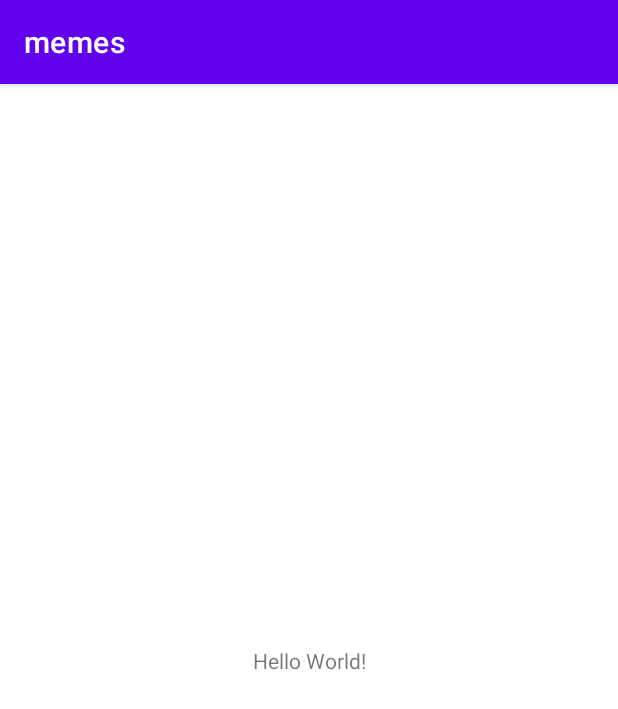
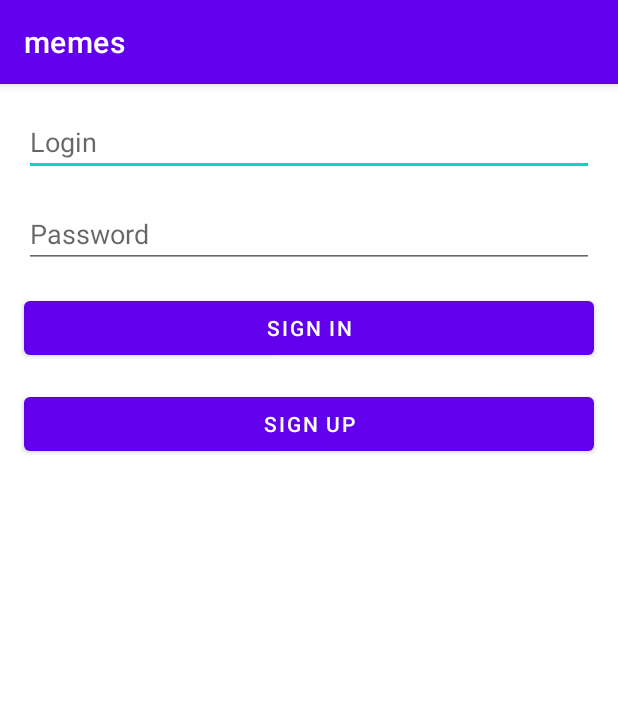
Before and after one commit to Keslerdk/memes, an Android app: the screen it shows after launch (MainActivity), on a phone screen of 412 x 824 dp. Shown: the top 709 px of the screen. Run offline under Robolectric (Android 15) with nearby library versions, the phone set to English and light mode, and no system bars; our stand-ins replace Firebase (no records; nobody signed in at launch, a user with empty details on screens opened directly).

Commit message:
email firsr auth

```diff
--- a/app/build.gradle
+++ b/app/build.gradle
@@ -1,5 +1,6 @@
 plugins {
     id 'com.android.application'
+    id 'com.google.gms.google-services'
 }
 
 android {
@@ -33,6 +34,7 @@ dependencies {
     implementation 'androidx.appcompat:appcompat:1.2.0'
     implementation 'com.google.android.material:material:1.2.1'
     implementation 'androidx.constraintlayout:constraintlayout:2.0.4'
+    implementation 'com.google.firebase:firebase-auth:20.0.2'
     testImplementation 'junit:junit:4.+'
     androidTestImplementation 'androidx.test.ext:junit:1.1.2'
     androidTestImplementation 'androidx.test.espresso:espresso-core:3.3.0'
--- a/app/src/main/java/com/example/memes/MainActivity.java
+++ b/app/src/main/java/com/example/memes/MainActivity.java
@@ -1,14 +1,79 @@
 package com.example.memes;
 
+import androidx.annotation.NonNull;
 import androidx.appcompat.app.AppCompatActivity;
 
 import android.os.Bundle;
+import android.view.View;
+import android.widget.Button;
+import android.widget.EditText;
+import android.widget.Toast;
+
+import com.google.android.gms.tasks.OnCompleteListener;
+import com.google.android.gms.tasks.Task;
+import com.google.firebase.auth.AuthResult;
+import com.google.firebase.auth.FirebaseAuth;
+import com.google.firebase.auth.FirebaseUser;
 
 public class MainActivity extends AppCompatActivity {
+    private FirebaseAuth mAuth;
+
+    private EditText Elogin;
+    private EditText Epassword;
+    private Button SignIn;
+    private Button SignUp;
 
     @Override
     protected void onCreate(Bundle savedInstanceState) {
         super.onCreate(savedInstanceState);
         setContentView(R.layout.activity_main);
+        mAuth = FirebaseAuth.getInstance();
+
+        Elogin = (EditText) findViewById(R.id.editLogin);
+        Epassword= (EditText) findViewById(R.id.editPassword);
+
+        SignIn= (Button) findViewById(R.id.signIn);
+        SignUp = (Button) findViewById(R.id.signUp);
+        SignIn.setOnClickListener(new View.OnClickListener() {
+            @Override
+            public void onClick(View v) {
+                signing(Elogin.getText().toString(), Epassword.getText().toString());
+            }
+        });
+        SignUp.setOnClickListener(new View.OnClickListener() {
+            @Override
+            public void onClick(View v) {
+                registration(Elogin.getText().toString(), Epassword.getText().toString());
+            }
+        });
+    }
+
+    @Override
+    public void onStart() {
+        super.onStart();
+        // Check if user is signed in (non-null) and update UI accordingly.
+        FirebaseUser currentUser = mAuth.getCurrentUser();
+        if (currentUser!=null) {}
+        else {}
+    }
+
+    public void signing (String email, String password) {
+        mAuth.signInWithEmailAndPassword(email, password).addOnCompleteListener(this, new OnCompleteListener<AuthResult>() {
+            @Override
+            public void onComplete(@NonNull Task<AuthResult> task) {
+                if (task.isSuccessful()) Toast.makeText(MainActivity.this, "Авторизация успешна", Toast.LENGTH_SHORT).show();
+                else Toast.makeText(MainActivity.this, "Авторизация провалена", Toast.LENGTH_SHORT).show();
+            }
+        });
+    }
+
+    public void registration (String email, String password) {
+        mAuth.createUserWithEmailAndPassword(email, password).addOnCompleteListener(this, new OnCompleteListener<AuthResult>() {
+            @Override
+            public void onComplete(@NonNull Task<AuthResult> task) {
+                if (task.isSuccessful()) Toast.makeText(MainActivity.this, "Регистрация успешна", Toast.LENGTH_SHORT).show();
+                else Toast.makeText(MainActivity.this, "Регистрация провалена", Toast.LENGTH_SHORT).show();
+            }
+        });
     }
 }
--- a/app/src/main/res/layout/activity_main.xml
+++ b/app/src/main/res/layout/activity_main.xml
@@ -6,13 +6,68 @@
     android:layout_height="match_parent"
     tools:context=".MainActivity">
 
-    <TextView
-        android:layout_width="wrap_content"
+    <EditText
+        android:id="@+id/editLogin"
+        android:layout_width="0dp"
         android:layout_height="wrap_content"
-        android:text="Hello World!"
-        app:layout_constraintBottom_toBottomOf="parent"
-        app:layout_constraintLeft_toLeftOf="parent"
-        app:layout_constraintRight_toRightOf="parent"
+        android:layout_marginStart="16dp"
+        android:layout_marginLeft="16dp"
+        android:layout_marginTop="16dp"
+        android:layout_marginEnd="16dp"
+        android:layout_marginRight="16dp"
+        android:ems="10"
+        android:hint="Login"
+        android:inputType="textPersonName"
+        app:layout_constraintBottom_toTopOf="@+id/editPassword"
+        app:layout_constraintEnd_toEndOf="parent"
+        app:layout_constraintHorizontal_bias="0.5"
+        app:layout_constraintStart_toStartOf="parent"
         app:layout_constraintTop_toTopOf="parent" />
 
+    <EditText
+        android:id="@+id/editPassword"
+        android:layout_width="0dp"
+        android:layout_height="wrap_content"
+        android:layout_marginStart="16dp"
+        android:layout_marginLeft="16dp"
+        android:layout_marginTop="16dp"
+        android:layout_marginEnd="16dp"
+        android:layout_marginRight="16dp"
+        android:ems="10"
+        android:hint="Password"
+        android:inputType="textPassword"
+        app:layout_constraintEnd_toEndOf="parent"
+        app:layout_constraintHorizontal_bias="0.5"
+        app:layout_constraintStart_toStartOf="parent"
+        app:layout_constraintTop_toBottomOf="@+id/editLogin" />
+
+    <Button
+        android:id="@+id/signIn"
+        android:layout_width="0dp"
+        android:layout_height="wrap_content"
+        android:layout_marginStart="16dp"
+        android:layout_marginLeft="16dp"
+        android:layout_marginTop="16dp"
+        android:layout_marginEnd="16dp"
+        android:layout_marginRight="16dp"
+        android:text="Sign In"
+        app:layout_constraintEnd_toEndOf="parent"
+        app:layout_constraintHorizontal_bias="0.0"
+        app:layout_constraintStart_toStartOf="parent"
+        app:layout_constraintTop_toBottomOf="@+id/editPassword" />
+
+    <Button
+        android:id="@+id/signUp"
+        android:layout_width="0dp"
+        android:layout_height="wrap_content"
+        android:layout_marginStart="16dp"
+        android:layout_marginLeft="16dp"
+        android:layout_marginTop="16dp"
+        android:layout_marginEnd="16dp"
+        android:layout_marginRight="16dp"
+        android:text="Sign Up"
+        app:layout_constraintEnd_toEndOf="parent"
+        app:layout_constraintHorizontal_bias="0.528"
+        app:layout_constraintStart_toStartOf="parent"
+        app:layout_constraintTop_toBottomOf="@+id/signIn" />
 </androidx.constraintlayout.widget.ConstraintLayout>
--- a/build.gradle
+++ b/build.gradle
@@ -6,6 +6,7 @@ buildscript {
     }
     dependencies {
         classpath "com.android.tools.build:gradle:4.1.1"
+        classpath 'com.google.gms:google-services:4.3.4'
 
         // NOTE: Do not place your application dependencies here; they belong
         // in the individual module build.gradle files
```
Also changed, not shown: 1 other file.
